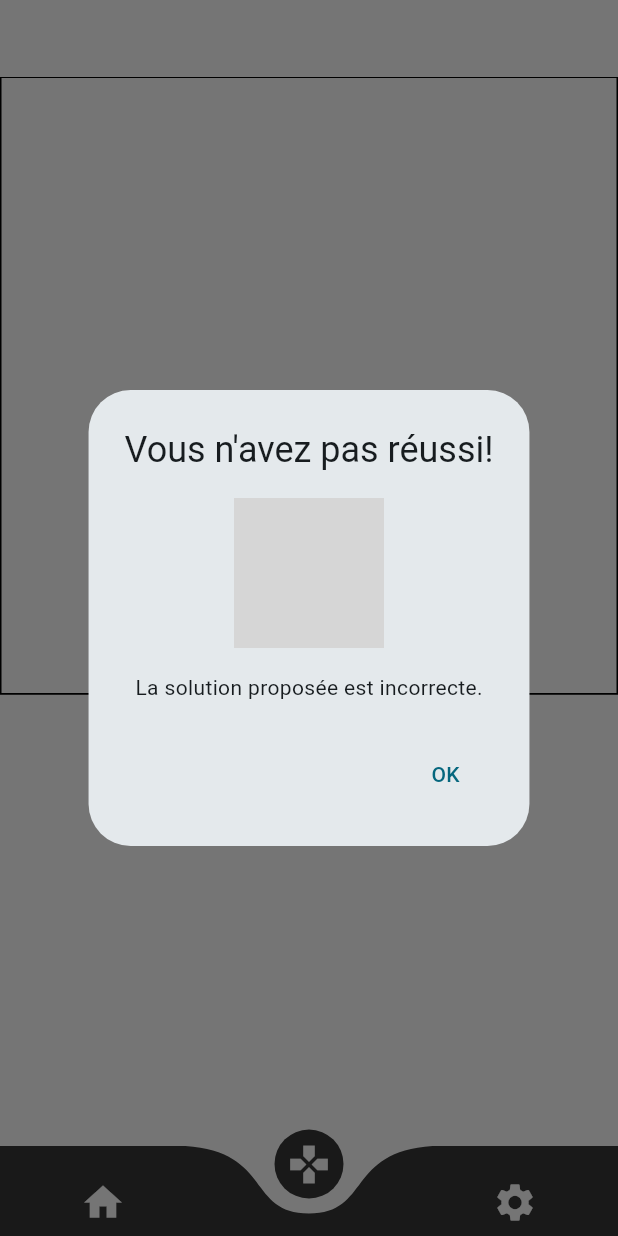
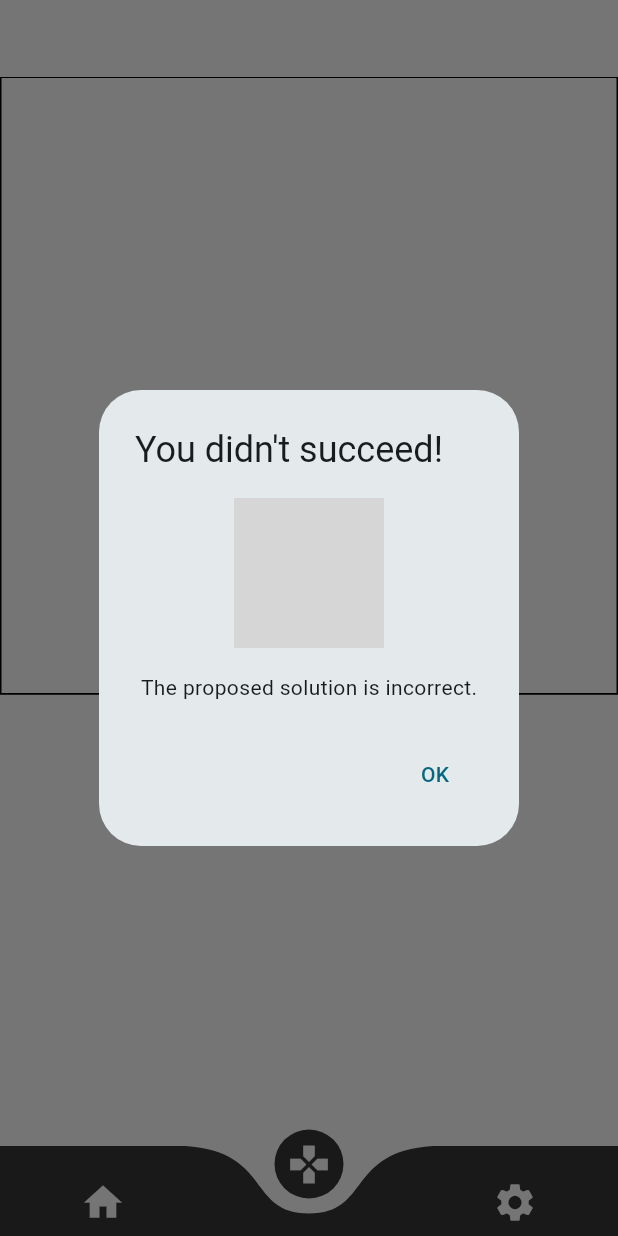
Before and after one commit to Affell/akari-flutter, a Flutter app: the GridWidget screen opened directly, item 2 of the bottom bar chosen, after a tap on the "arrow back" icon, after a tap on the "check" icon, on a phone screen of 412 x 824 dp. Run offline on Flutter 3.47's test engine with Material 3 defaults, Android fonts, the phone set to English and light mode, and no system bars; drawn by our look-alikes of curved_navigation_bar; our stand-ins replace just_audio, shared_preferences, sqflite, tuple; accounts and stored records are empty; network calls fail; grey boxes are pictures that could not be loaded.

Commit message:
fix msg victoire multi + autres trucs

```diff
--- a/lib/models/grid.dart
+++ b/lib/models/grid.dart
@@ -1,4 +1,4 @@
-// ignore_for_file: prefer_interpolation_to_compose_strings
+// ignore_for_file: prefer_interpolation_to_compose_strings, camel_case_types, constant_identifier_names
 
 import 'dart:math';
 import 'dart:async';
@@ -960,7 +960,7 @@ class _GridWidget extends State<GridWidget> {
                   int i = Random().nextInt(2);
                   if (widget.grid.solutionChecker(currentGrid)) {
                     finish = true;
-                    //TODO --> Si on est en multi, faire submitGrid
+                    //Si on est en multi, faire submitGrid
                     if (widget.isOnlineGame) {
                       submitGrid(currentGrid);
                     }
@@ -977,7 +977,7 @@ class _GridWidget extends State<GridWidget> {
                       context: context,
                       builder: (BuildContext context) {
                         return AlertDialog(
-                          title: const Text('Félicitation!'),
+                          title: const Text('Congratulations!'),
                           content: Column(
                             mainAxisSize: MainAxisSize.min,
                             children: [
@@ -985,7 +985,7 @@ class _GridWidget extends State<GridWidget> {
                                   height: 100),
                               const SizedBox(height: 16),
                               Text(
-                                  'Vous avez réussi à résoudre cette grille en : $formattedTime'),
+                                  'You have successfully solved this grid in : $formattedTime'),
                             ],
                           ),
                           actions: [
@@ -1004,15 +1004,14 @@ class _GridWidget extends State<GridWidget> {
                       context: context,
                       builder: (BuildContext context) {
                         return AlertDialog(
-                          title: const Text("Vous n'avez pas réussi!"),
+                          title: const Text("You didn't succeed!"),
                           content: Column(
                             mainAxisSize: MainAxisSize.min,
                             children: [
                               Image.asset('lib/assets/images/fail_$i.gif',
                                   height: 100),
                               const SizedBox(height: 16),
-                              const Text(
-                                  "La solution proposée est incorrecte."),
+                              const Text("The proposed solution is incorrect."),
                             ],
                           ),
                           actions: [
@@ -1072,7 +1071,6 @@ class _GridWidget extends State<GridWidget> {
                   terminee = false;
                   //TODO fermer connexion
                 } else {
-                  //TODO Abandon
                   terminee = false;
                   forfeit();
                 }
--- a/lib/models/websocket.dart
+++ b/lib/models/websocket.dart
@@ -1,4 +1,4 @@
-// ignore_for_file: unused_local_variable
+// ignore_for_file: unused_local_variable, avoid_print
 
 import 'dart:convert';
 import 'package:akari/utils/save.dart';
--- a/lib/utils/save.dart
+++ b/lib/utils/save.dart
@@ -1,3 +1,5 @@
+// ignore_for_file: non_constant_identifier_names
+
 import 'dart:convert';
 import 'package:akari/main.dart';
 import 'package:akari/models/grid.dart';
@@ -31,7 +33,7 @@ void saveGame(Grid game, SaveMode mode) {
       "lights": lightsText,
       "actions_passees": pastActionsText,
       "actions_futures": futureActionsText,
-      "type" : game.type.toString()
+      "type": game.type.toString()
     };
 
     // Insert or Update
--- a/lib/views/account.dart
+++ b/lib/views/account.dart
@@ -217,6 +217,8 @@ class _AccountPageState extends State<Account> {
                         if (resultatInscription == null) {
                           afficherPopup(context, "Registration Successful",
                               "You are now registered.");
+                          closeSocket();
+                          initWebSocket();
                         } else {
                           afficherPopup(context, "Registration Failed",
                               resultatInscription);
--- a/lib/views/home.dart
+++ b/lib/views/home.dart
@@ -288,7 +288,7 @@ class _HomeState extends State<Home> {
               ModalRoute.of(context)?.settings.name != '/settings') {
             Navigator.push(
               context,
-              MaterialPageRoute(builder: (context) => Settings()),
+              MaterialPageRoute(builder: (context) => const Settings()),
             ).then((_) {
               setState(() {
                 currentPageIndex = 0;
--- a/lib/views/leaderBoard.dart
+++ b/lib/views/leaderBoard.dart
@@ -1,3 +1,5 @@
+// ignore_for_file: file_names
+
 import 'package:akari/models/api.dart';
 import 'package:akari/views/history.dart';
 import 'package:akari/views/home.dart';
@@ -99,7 +101,6 @@ class _LeaderBoardState extends State<LeaderBoard> {
                             child: Text("No player found..."),
                           );
                         }
-                        //TODO return utile ?
                         return null;
                       },
                     ),
--- a/lib/views/newGame.dart
+++ b/lib/views/newGame.dart
@@ -1,3 +1,5 @@
+// ignore_for_file: unnecessary_import, file_names
+
 import 'dart:ui';
 
 import 'package:akari/utils/save.dart';
@@ -262,7 +264,7 @@ class _NewGamePageState extends State<NewGame> {
               ModalRoute.of(context)?.settings.name != '/settings') {
             Navigator.push(
               context,
-              MaterialPageRoute(builder: (context) => Settings()),
+              MaterialPageRoute(builder: (context) => const Settings()),
             ).then((_) {
               currentPageIndex = 2;
               navKey = UniqueKey();
--- a/lib/views/tuto.dart
+++ b/lib/views/tuto.dart
@@ -11,7 +11,7 @@ class Tuto extends StatelessWidget {
       ),
       body: SingleChildScrollView(
         child: Padding(
-          padding: EdgeInsets.all(20),
+          padding: const EdgeInsets.all(20),
           child: Column(
               crossAxisAlignment: CrossAxisAlignment.start,
               mainAxisAlignment: MainAxisAlignment.start,
```
Also changed, not shown: lib/views/battle.dart (+5 -6 lines), lib/views/history.dart (+7 -5 lines), lib/views/loadGame.dart (+15 -17 lines).
